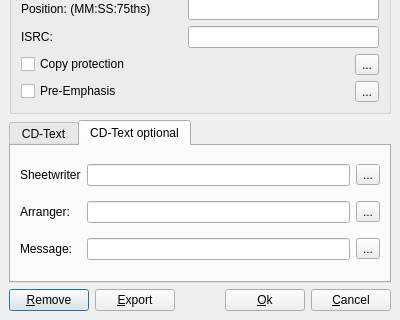
Qt form src/traverso/ui/MarkerDialog.ui (ErwanLegrand/Traverso-DAW) before a commit; both pictures show x 0 to 400 and y 238 to 558 of the 400 by 558 pixel window.
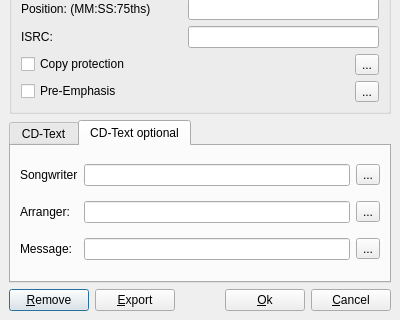
The same form after that commit. The open tabs and pages were chosen to show the change. Icons and pictures are not drawn.

Commit message: * Songwriter shouldn't have been renamed to Sheet!

Patch:
```diff
--- a/src/traverso/ui/MarkerDialog.ui
+++ b/src/traverso/ui/MarkerDialog.ui
@@ -223,7 +223,7 @@
        <item row="0" column="0" >
         <widget class="QLabel" name="label_4" >
          <property name="text" >
-          <string>Sheetwriter</string>
+          <string>Songwriter</string>
          </property>
         </widget>
        </item>
```
Left out of the diff: 8 changed lines with no effect on the pictures. The commit also changes 9 other files.
